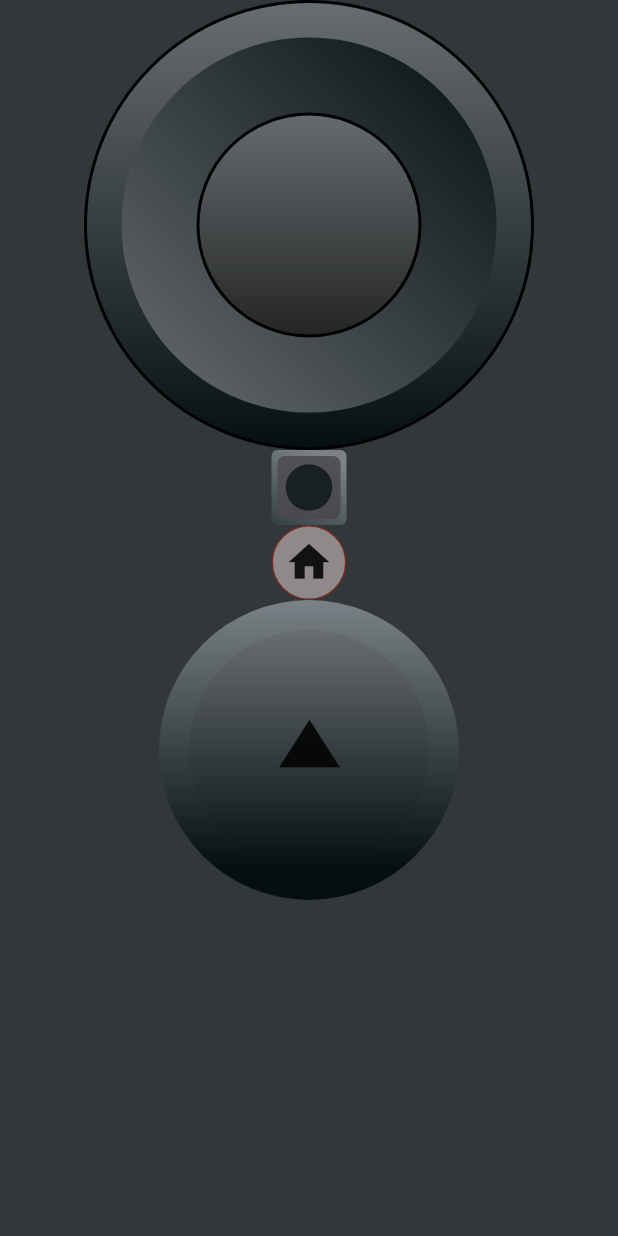
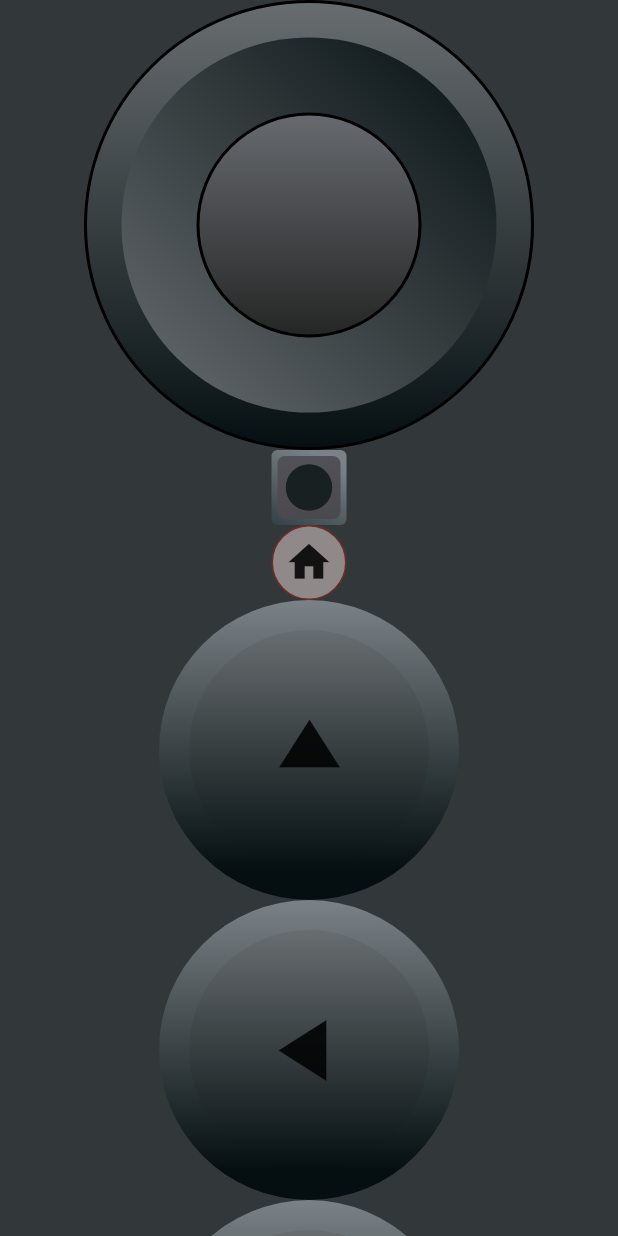
Before and after one commit to GustavoRodriguesDev/nintendo_switch, a Flutter app: the screen it shows after launch, on a phone screen of 412 x 824 dp. Run offline on Flutter 3.47's test engine with Material 2 defaults, Android fonts, the phone set to English and light mode, and no system bars.

Commit message:
botões cdirecionais criados

```diff
--- a/lib/componentes/direcinais/direcinalDown.dart
+++ b/lib/componentes/direcinais/direcinalDown.dart
@@ -1,3 +1,5 @@
+// ignore_for_file: prefer_const_constructors, prefer_const_literals_to_create_immutables
+
 import 'package:flutter/material.dart';
 
 class DirecionalDown extends StatelessWidget {
@@ -5,6 +7,44 @@ class DirecionalDown extends StatelessWidget {
 
   @override
   Widget build(BuildContext context) {
-    return Container();
+    return Container(
+      height: 200,
+      width: 200,
+      alignment: Alignment.center,
+      decoration: BoxDecoration(
+        shape: BoxShape.circle,
+        gradient: LinearGradient(
+          begin: Alignment.bottomCenter,
+          end: Alignment.topCenter,
+          colors: [
+            Color(0xFF050F11),
+            Color(0xFF7B8287),
+          ],
+          stops: [0.10, 9.0],
+        ),
+      ),
+      child: Container(
+        width: 160,
+        height: 160,
+        alignment: Alignment.center,
+        decoration: BoxDecoration(
+          shape: BoxShape.circle,
+          gradient: LinearGradient(
+              begin: Alignment.topCenter,
+              end: Alignment.bottomCenter,
+              colors: [
+                Color(0xFF686D70),
+                Color(0xFF050F11),
+              ]),
+        ),
+        child: RotatedBox(
+          quarterTurns: 5,
+          child: Icon(
+            Icons.play_arrow,
+            size: 70,
+          ),
+        ),
+      ),
+    );
   }
 }
--- a/lib/componentes/direcinais/direcionalLeft.dart
+++ b/lib/componentes/direcinais/direcionalLeft.dart
@@ -1,3 +1,5 @@
+// ignore_for_file: prefer_const_constructors, prefer_const_literals_to_create_immutables
+
 import 'package:flutter/material.dart';
 
 class DirecionalLeft extends StatelessWidget {
@@ -5,6 +7,44 @@ class DirecionalLeft extends StatelessWidget {
 
   @override
   Widget build(BuildContext context) {
-    return Container();
+    return Container(
+      height: 200,
+      width: 200,
+      alignment: Alignment.center,
+      decoration: BoxDecoration(
+        shape: BoxShape.circle,
+        gradient: LinearGradient(
+          begin: Alignment.bottomCenter,
+          end: Alignment.topCenter,
+          colors: [
+            Color(0xFF050F11),
+            Color(0xFF7B8287),
+          ],
+          stops: [0.10, 9.0],
+        ),
+      ),
+      child: Container(
+        width: 160,
+        height: 160,
+        alignment: Alignment.center,
+        decoration: BoxDecoration(
+          shape: BoxShape.circle,
+          gradient: LinearGradient(
+              begin: Alignment.topCenter,
+              end: Alignment.bottomCenter,
+              colors: [
+                Color(0xFF686D70),
+                Color(0xFF050F11),
+              ]),
+        ),
+        child: RotatedBox(
+          quarterTurns: 10,
+          child: Icon(
+            Icons.play_arrow,
+            size: 70,
+          ),
+        ),
+      ),
+    );
   }
 }
--- a/lib/nintendo.dart
+++ b/lib/nintendo.dart
@@ -17,7 +17,8 @@ class _NintendoSwitchState extends State<NintendoSwitch> {
   @override
   Widget build(BuildContext context) {
     return Scaffold(
-      body: Container(
+      body: ListView(children: [
+        Container(
           width: MediaQuery.of(context).size.width,
           color: Color(0xFF32383A),
           child: Column(
@@ -31,6 +32,7 @@ class _NintendoSwitchState extends State<NintendoSwitch> {
             ],
           ),
         ),
+      ]),
     );
   }
 }
```
Also changed, not shown: lib/componentes/direcinais/DirecionalRight.dart (+41 -1 lines). Lines whose indentation alone changed are shown as unchanged.
